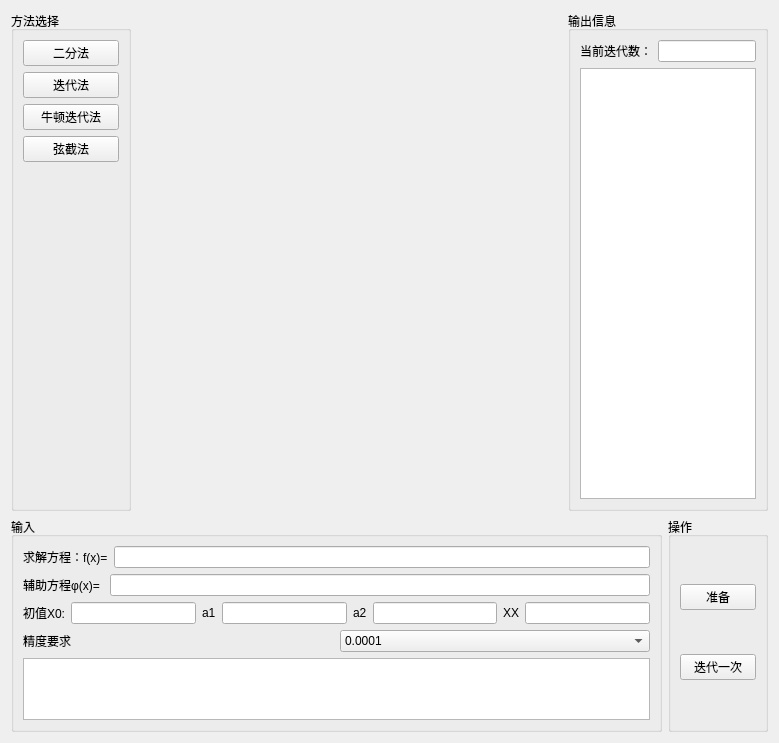
Before: the Qt Designer form source/FrameEquation/FrameFunc.ui in muaying/num, drawn with Qt 5.
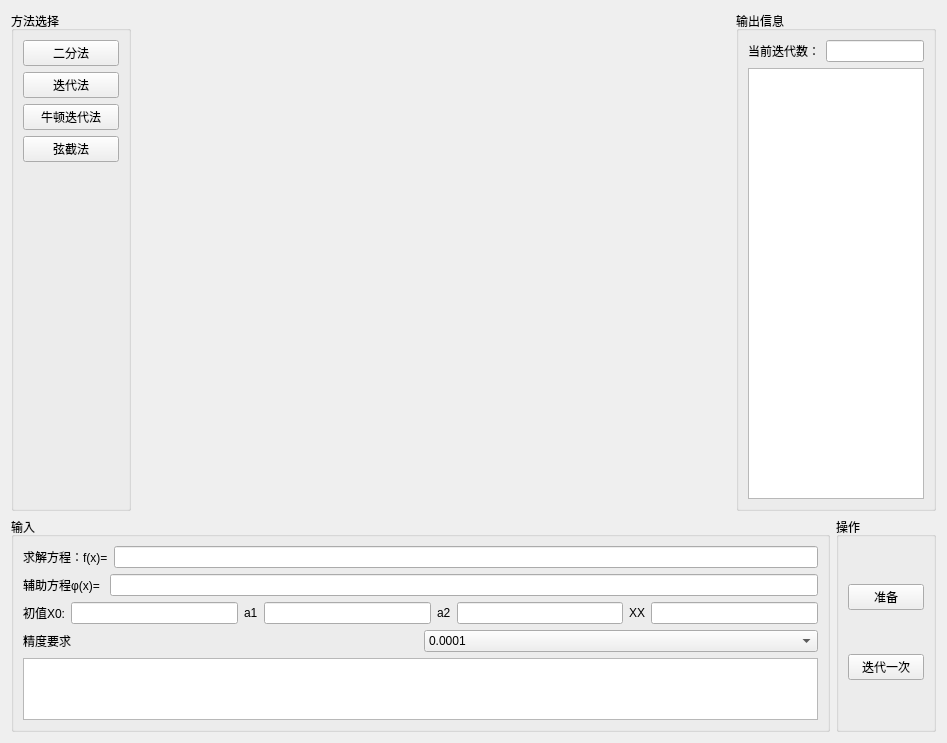
After: the same form once the commit is applied. Custom widgets are drawn as their Qt base class.

Commit message: 优化 绘图放大 移动效果

Diff of the .ui file:
```diff
--- a/source/FrameEquation/FrameFunc.ui
+++ b/source/FrameEquation/FrameFunc.ui
@@ -6,7 +6,7 @@
    <rect>
     <x>0</x>
     <y>0</y>
-    <width>779</width>
+    <width>947</width>
     <height>743</height>
    </rect>
   </property>
```
The commit also changes 2 other files.
